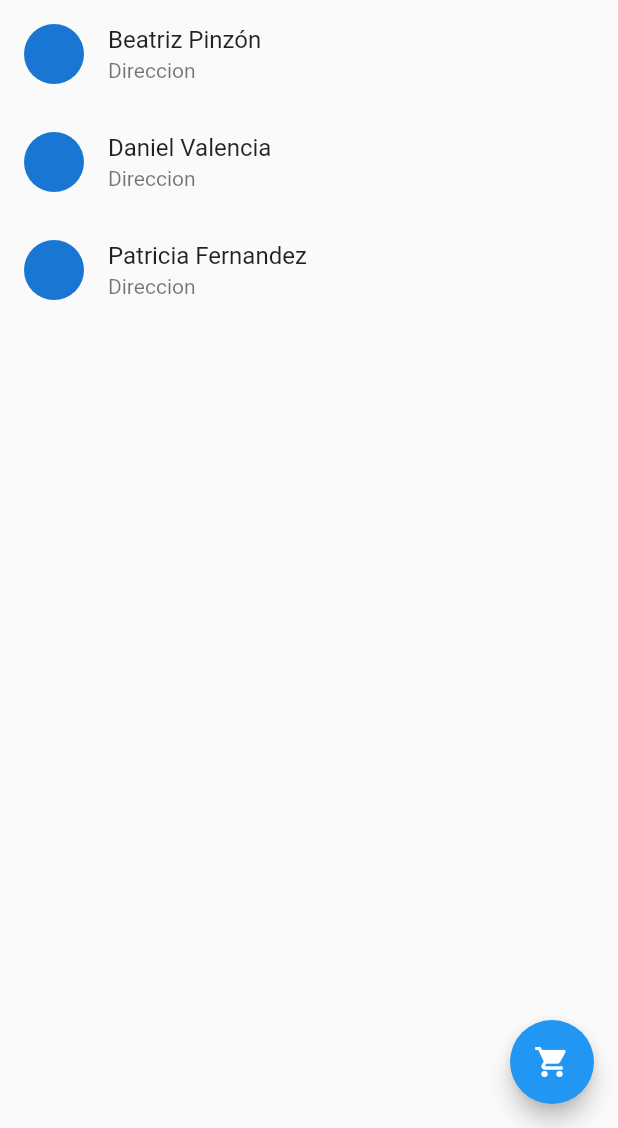
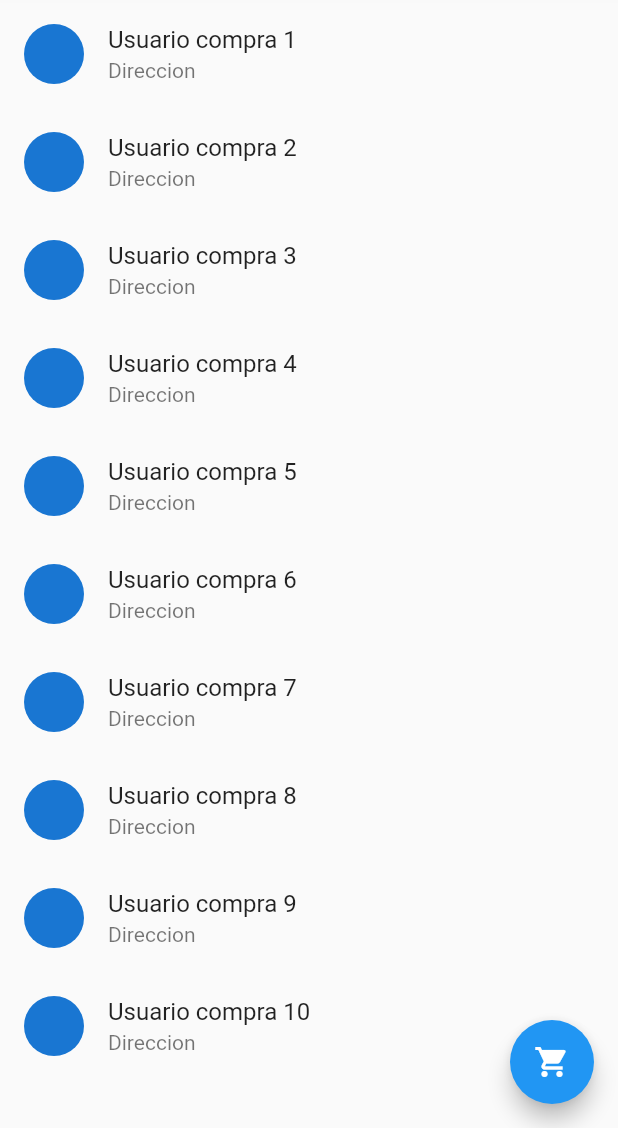
Before and after one commit to SilviaBec/AppUno, a Flutter app: the PaymentsPage screen opened directly, on a phone screen of 412 x 824 dp, the part 108-1236 px from its top. Run offline on Flutter 3.47's test engine with Material 2 defaults, Android fonts, the phone set to English and light mode, and no system bars.

Commit message:
Optimizacion paymentsPage

```diff
--- a/lib/pages/payments.dart
+++ b/lib/pages/payments.dart
@@ -8,32 +8,24 @@ class PaymentsPage extends StatelessWidget {
 
   @override
   Widget build(BuildContext context) {
+    final lista = _listarCobros();
     return Scaffold(
       appBar: AppBar(title:const Text( "Ventas"),),
       drawer: const DrawerWidget(),
       body:Column(children: [
         const Text ("Cobros"),
         Expanded(
-          child: ListView(
-            children: [
-              ListTile(
+          child: ListView.builder(
+            itemCount:lista.length,
+            itemBuilder: (context,index) => ListTile(
+
                 leading: const CircleAvatar(),
-                title: const Text("Beatriz Pinzón"),
+                title: Text(lista[index]),
                 subtitle: const Text("Direccion"),
                 onTap: (){},
-              ),
-              const ListTile(
-                leading:  CircleAvatar(),
-                title: Text("Daniel Valencia"),
-                subtitle:  Text("Direccion"),
-              ),
-              const ListTile(
-                leading:  CircleAvatar(),
-                title: Text("Patricia Fernandez"),
-                subtitle:  Text("Direccion"),
-              )
-            ]
-          ),
+
+          ))
+
         )
       ],),
 
@@ -53,8 +45,8 @@ class PaymentsPage extends StatelessWidget {
   List<String> _listarCobros(){
     //Falta: Los cobros del dia pendientes en la base de dat.
     return List<String>.generate( //quiero q genere un lista de elementso
-      10,//numero de elementos
-      (index)=> "Usuario $index" //$concatena o reemplaza en la cadena y el indx pues es la variable
+      10,//numero de elementos a generar
+      (index)=> "Usuario compra ${index+1}" //$concatena o reemplaza en la cadena y el indx pues es el parametro de esa lambda
     );
   }
 }
```
